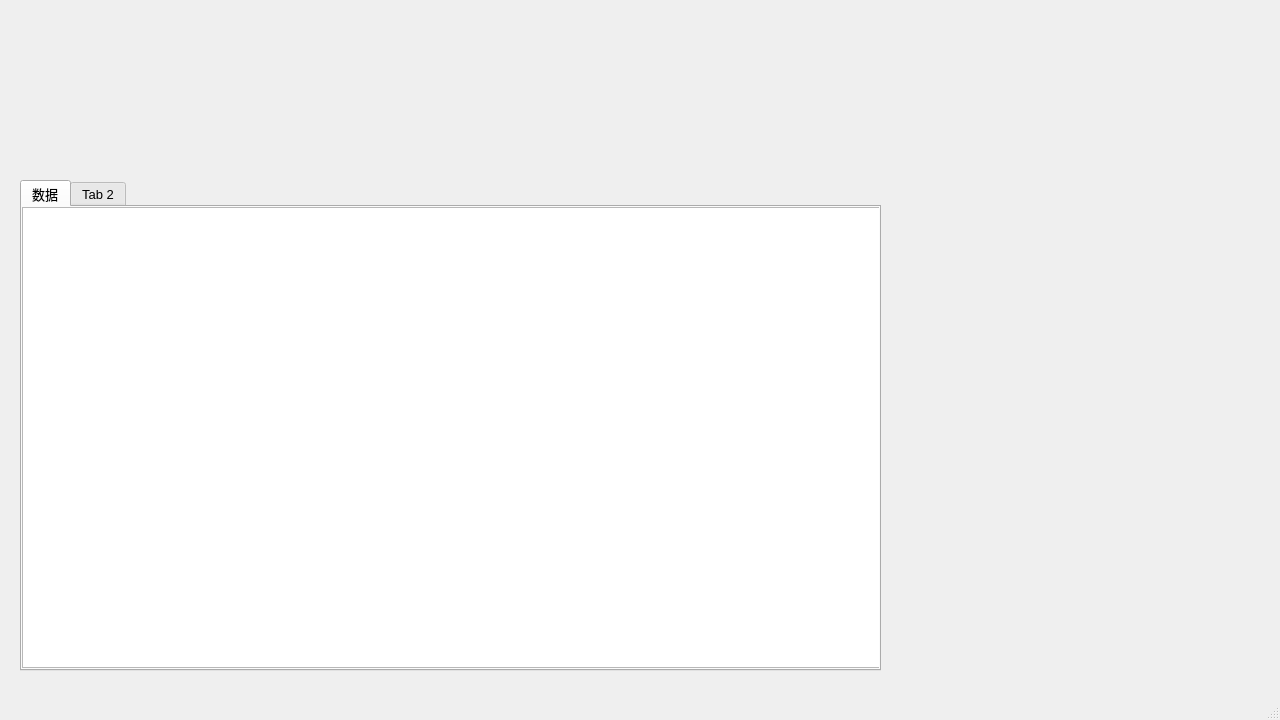
Old version of the form mainwindow.ui in the repository HaroldMist/IntelliSystem-For-Athlete.
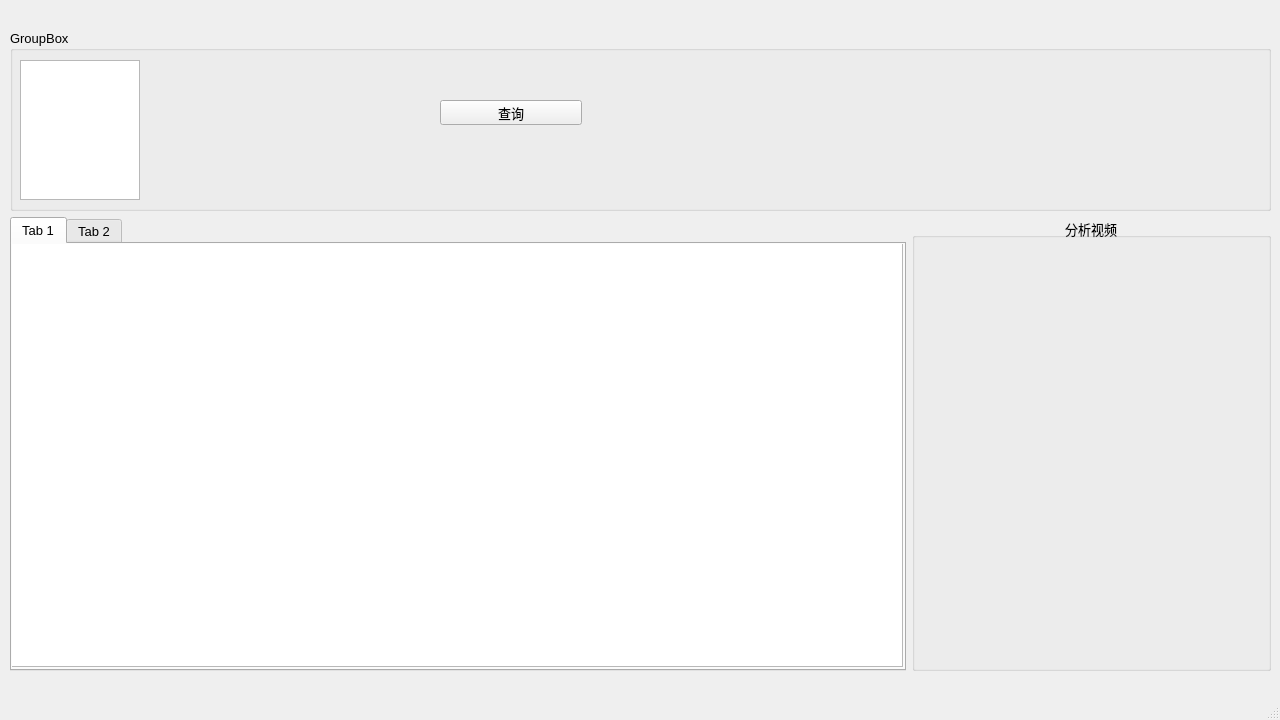
New version of the form. Icons and pictures are not drawn.

Diff of the .ui file:
```diff
--- a/mainwindow.ui
+++ b/mainwindow.ui
@@ -36,34 +36,58 @@
    <widget class="QWidget" name="verticalLayoutWidget">
     <property name="geometry">
      <rect>
-      <x>910</x>
-      <y>210</y>
-      <width>361</width>
-      <height>481</height>
+      <x>10</x>
+      <y>30</y>
+      <width>1261</width>
+      <height>641</height>
      </rect>
     </property>
-    <layout class="QVBoxLayout" name="verticalLayout"/>
-   </widget>
-   <widget class="QTabWidget" name="tabWidget">
+    <layout class="QVBoxLayout" name="mianLayout" stretch="2,5">
+     <item>
+      <widget class="QGroupBox" name="pInfo">
+       <property name="title">
+        <string>GroupBox</string>
+       </property>
+       <widget class="QGraphicsView" name="pImage">
+        <property name="geometry">
+         <rect>
+          <x>10</x>
+          <y>30</y>
+          <width>120</width>
+          <height>140</height>
+         </rect>
+        </property>
+       </widget>
+       <widget class="QPushButton" name="qeury">
     <property name="geometry">
      <rect>
-      <x>20</x>
-      <y>180</y>
-      <width>861</width>
-      <height>491</height>
-     </rect>
-    </property>
-    <widget class="QWidget" name="tab">
+          <x>430</x>
+          <y>70</y>
+          <width>142</width>
+          <height>25</height>
+         </rect>
+        </property>
+        <property name="text">
+         <string>查询</string>
+        </property>
+       </widget>
+      </widget>
+     </item>
+     <item>
+      <layout class="QHBoxLayout" name="dbLayout" stretch="5,2">
+       <item>
+        <widget class="QTabWidget" name="dbView">
+         <widget class="QWidget" name="tab_1">
      <attribute name="title">
-      <string>数据</string>
+           <string>Tab 1</string>
      </attribute>
      <widget class="QTableView" name="tableView">
       <property name="geometry">
        <rect>
-        <x>0</x>
-        <y>0</y>
-        <width>861</width>
-        <height>461</height>
+             <x>-1</x>
+             <y>-1</y>
+             <width>892</width>
+             <height>424</height>
        </rect>
       </property>
      </widget>
@@ -73,6 +97,21 @@
       <string>Tab 2</string>
      </attribute>
     </widget>
+        </widget>
+       </item>
+       <item>
+        <widget class="QGroupBox" name="vPlay">
+         <property name="title">
+          <string>分析视频</string>
+         </property>
+         <property name="alignment">
+          <set>Qt::AlignCenter</set>
+         </property>
+        </widget>
+       </item>
+      </layout>
+     </item>
+    </layout>
    </widget>
   </widget>
   <widget class="QMenuBar" name="menubar">
```
Left out of the diff: 2 changed lines with no effect on the pictures. Lines whose indentation alone changed are shown as unchanged.
